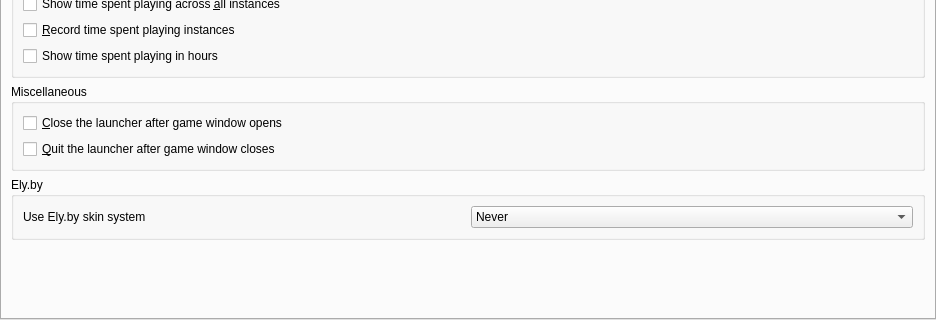
Qt form launcher/ui/pages/global/MinecraftPage.ui (FreesmTeam/FreesmLauncher) before a commit; both pictures show x 0 to 936 and y 221 to 541 of the 936 by 541 pixel window.
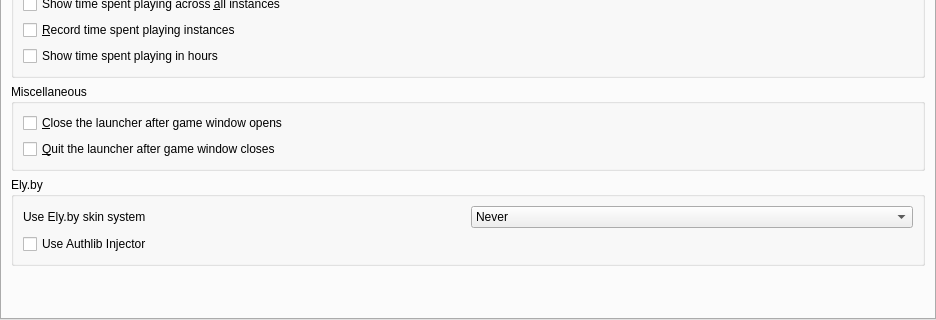
The same form after that commit.

Commit message: feat: add authlib-injector

Diff of the .ui file:
```diff
--- a/launcher/ui/pages/global/MinecraftPage.ui
+++ b/launcher/ui/pages/global/MinecraftPage.ui
@@ -182,6 +182,8 @@
          <property name="title">
           <string>Ely.by</string>
          </property>
+         <layout class="QVBoxLayout" name="verticalLayout_7">
+          <item>
          <layout class="QHBoxLayout" name="horizontalLayout">
           <item>
            <widget class="QLabel" name="label">
@@ -221,6 +223,15 @@
               <string>Without Ely.by accounts</string>
              </property>
             </item>
+             </widget>
+            </item>
+           </layout>
+          </item>
+          <item>
+           <widget class="QCheckBox" name="useInjectorCheckBox">
+            <property name="text">
+             <string>Use Authlib Injector</string>
+            </property>
            </widget>
           </item>
          </layout>
```
Lines whose indentation alone changed are shown as unchanged. The commit also changes 15 other files.
